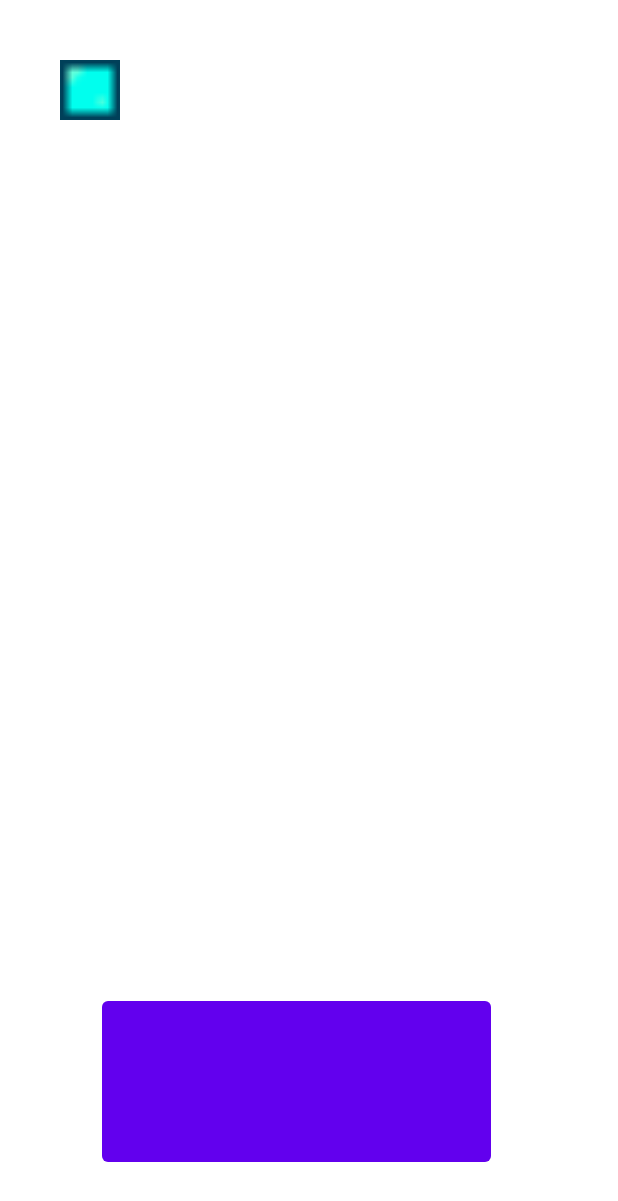
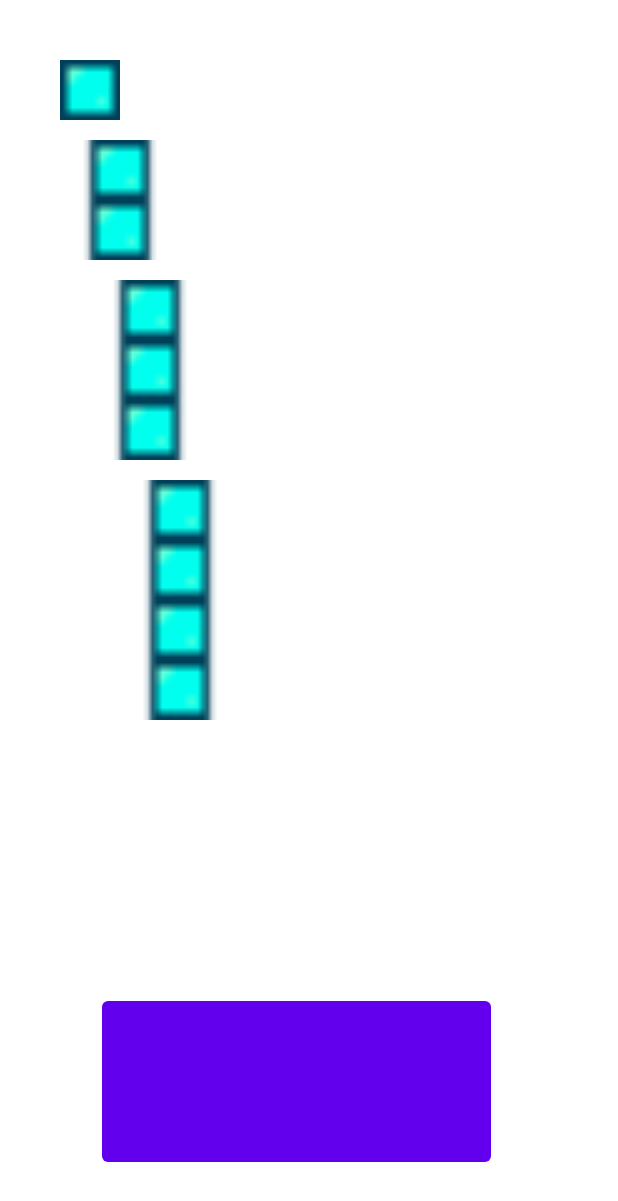
Before and after one commit to cat-crusader/SeaBattle, an Android app: the layout activity_placement_of_ships.xml on its own in the app's theme, with its tools: preview values and no code run, on a phone screen of 412 x 824 dp. Shown: the top 1201 px of the screen. Run offline under Robolectric (Android 15) with nearby library versions, the phone set to English and light mode, and no system bars.

Commit message:
add images of ships, start implementing to game

```diff
--- a/project/app/src/main/res/layout/activity_placement_of_ships.xml
+++ b/project/app/src/main/res/layout/activity_placement_of_ships.xml
@@ -15,6 +15,30 @@
         app:srcCompat="@drawable/ship_sprite"
         tools:layout_editor_absoluteX="527dp"
         tools:layout_editor_absoluteY="55dp" />
+    <ImageView
+        android:id="@+id/image_ship_of2"
+        android:layout_width="120px"
+        android:layout_height="120px"
+        app:srcCompat="@drawable/ship_length_of_2"
+        android:layout_below="@id/image_ship_of1"
+        android:layout_marginTop="20px"
+        />
+    <ImageView
+        android:id="@+id/image_ship_of3"
+        android:layout_width="180px"
+        android:layout_height="180px"
+        app:srcCompat="@drawable/ship_length_of_3"
+        android:layout_below="@id/image_ship_of2"
+        android:layout_marginTop="20px"
+        />
+    <ImageView
+        android:id="@+id/image_ship_of4"
+        android:layout_width="240px"
+        android:layout_height="240px"
+        app:srcCompat="@drawable/ship_length_of_4"
+        android:layout_below="@id/image_ship_of3"
+        android:layout_marginTop="20px"
+        />
 
     <TableLayout
         android:id="@+id/layouttable_set_ships"
```
Also changed, not shown: project/app/src/main/java/com/example/seabattle/PlacementOfShips.java (+15 -5 lines), project/app/src/main/res/drawable/ship_length_of_2.png (added), project/app/src/main/res/drawable/ship_length_of_3.png (added), project/app/src/main/res/drawable/ship_length_of_4.png (added).
